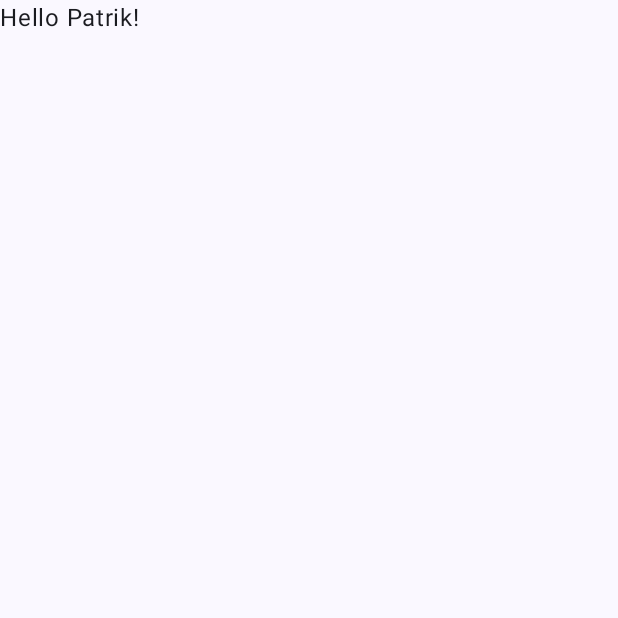
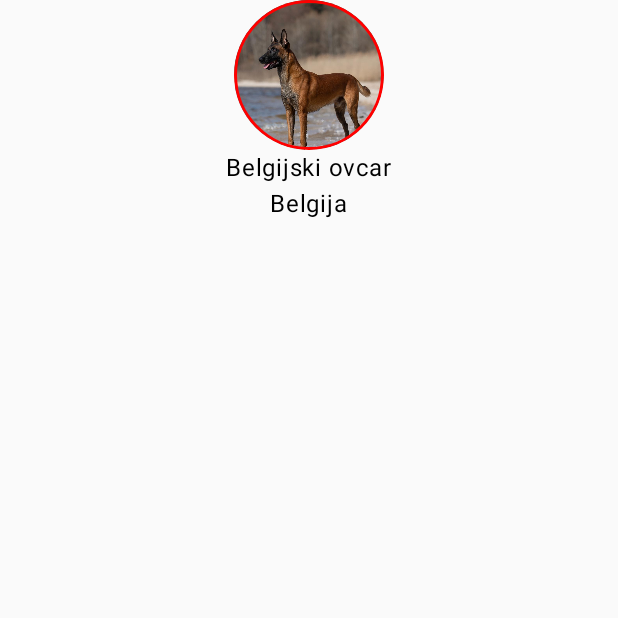
Before and after one commit to pklaric22/DogProfilePage---Android---Jetpack-Compose, an Android app built with Jetpack Compose: the screen it shows after launch (MainActivity), on a phone screen of 412 x 824 dp, the top half of it. Before the commit the part shown is almost empty. Run offline under Robolectric (Android 15) with nearby library versions, the phone set to English and light mode, and no system bars.

```diff
--- a/app/src/main/java/com/example/dogprofilepage/MainActivity.kt
+++ b/app/src/main/java/com/example/dogprofilepage/MainActivity.kt
@@ -6,7 +6,9 @@ import androidx.activity.compose.setContent
 import androidx.activity.enableEdgeToEdge
 import androidx.compose.foundation.layout.fillMaxSize
 import androidx.compose.foundation.layout.padding
+import androidx.compose.material3.MaterialTheme
 import androidx.compose.material3.Scaffold
+import androidx.compose.material3.Surface
 import androidx.compose.material3.Text
 import androidx.compose.runtime.Composable
 import androidx.compose.ui.Modifier
@@ -20,37 +22,17 @@ class MainActivity : ComponentActivity() {
         enableEdgeToEdge()
         setContent {
             DogProfilePageTheme {
-                Scaffold(modifier = Modifier.fillMaxSize()) { innerPadding ->
-                    Greeting(
-                        name = "Patrik",
-                        modifier = Modifier.padding(innerPadding)
-                    )
+                    ProfilePage()
                 }
             }
         }
     }
-}
 
-@Composable
-fun Greeting(name: String, modifier: Modifier = Modifier) {
-    Text(
-        text = "Hello $name!",
-        modifier = modifier
-    )
-}
 
-@Composable
-fun MyApp(){
-    Text(
-        text = "Welcome to this video!",
-        fontSize = 30.sp
-
-    )
-}
 
 
 @Preview(showBackground = true)
 @Composable
 fun DefaultPreview() {
-    MyApp()
+
 }
--- a/app/src/main/java/com/example/dogprofilepage/ProflePage.kt
+++ b/app/src/main/java/com/example/dogprofilepage/ProflePage.kt
@@ -1,23 +1,45 @@
 package com.example.dogprofilepage
 
+import android.graphics.Color
 import android.media.Image
 import androidx.compose.foundation.Image
+import androidx.compose.foundation.border
 import androidx.compose.foundation.layout.Column
+import androidx.compose.foundation.layout.fillMaxSize
+import androidx.compose.foundation.layout.size
+import androidx.compose.foundation.shape.CircleShape
 import androidx.compose.material3.Text
 import androidx.compose.runtime.Composable
+import androidx.compose.ui.Alignment
+import androidx.compose.ui.Modifier
+import androidx.compose.ui.draw.clip
+import androidx.compose.ui.layout.ContentScale
 import androidx.compose.ui.res.painterResource
 import androidx.compose.ui.semantics.Role.Companion.Image
 import androidx.compose.ui.tooling.preview.Preview
-
+import androidx.compose.ui.unit.dp
 @Composable
 fun ProfilePage() {
-    Column {
+    Column(
+        horizontalAlignment = Alignment.CenterHorizontally,
+        modifier = Modifier.fillMaxSize()
+    )
+    {
         Image(
             painter = painterResource(id = R.drawable.dog),
-            contentDescription = "Slika psa"
+            contentDescription = "Slika psa",
+            modifier = Modifier
+                .size(100.dp)
+                .clip(CircleShape)
+                .border(
+                    width = 2.dp,
+                    color = androidx.compose.ui.graphics.Color.Red,
+                    shape = CircleShape
+                ),
+            contentScale = ContentScale.Crop
         )
-        Text(text="Belgijski ovcar")
-        Text(text="Belgija")
+        Text(text = "Belgijski ovcar")
+        Text(text = "Belgija")
     }
 }
 
```
